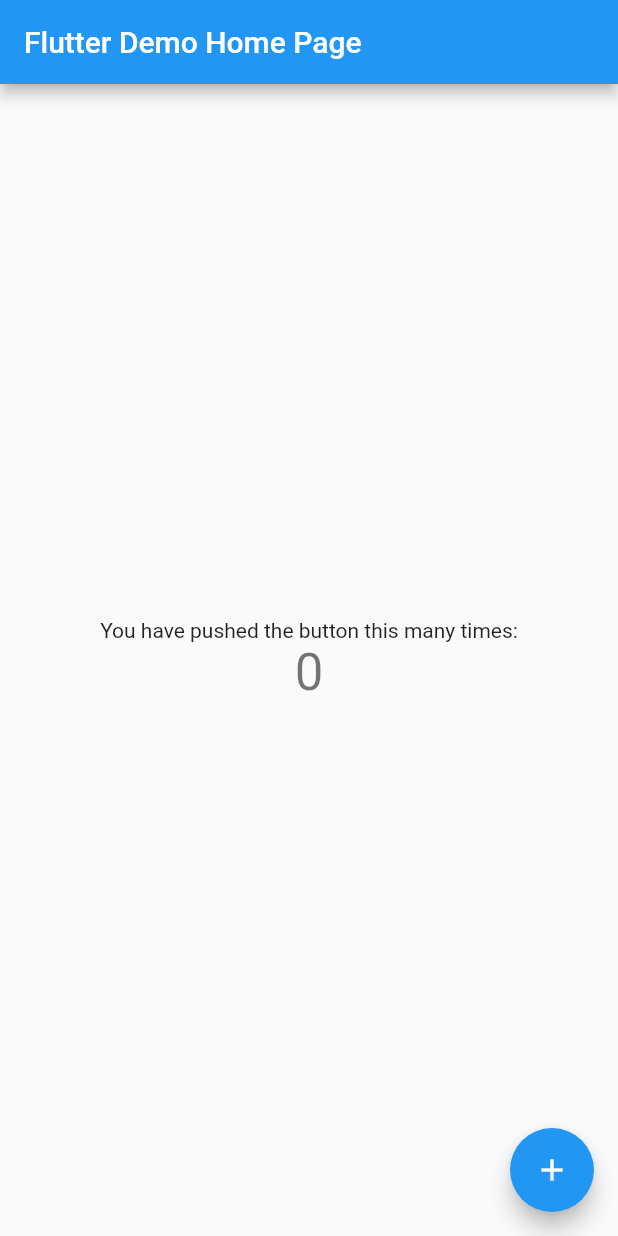
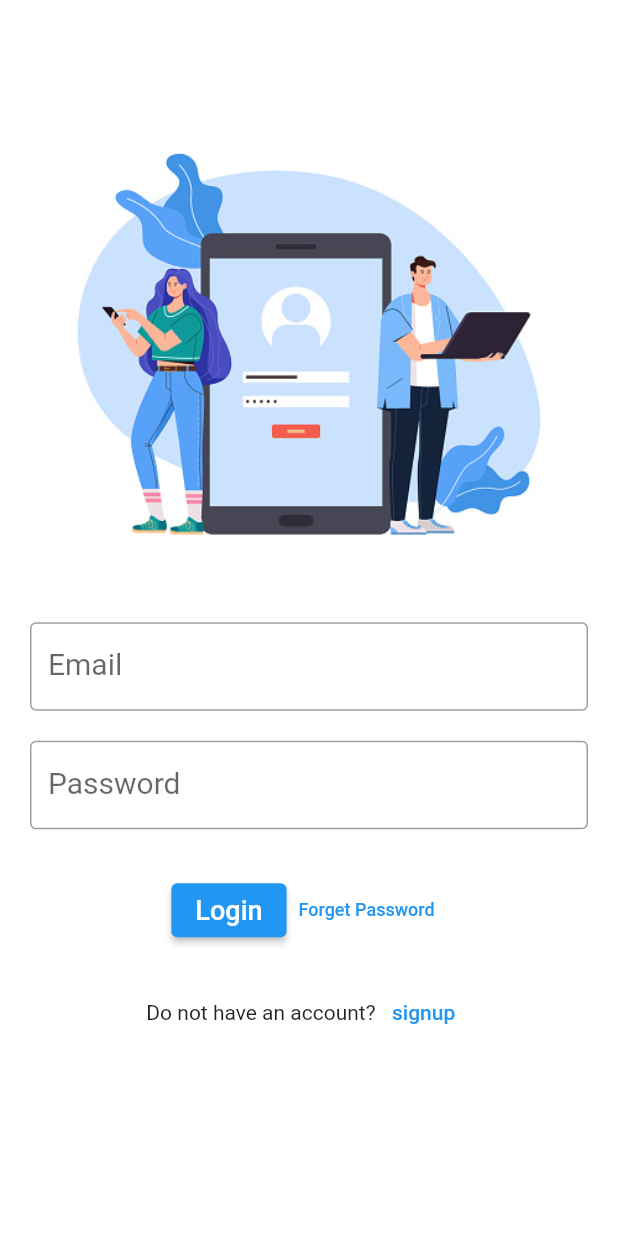
Before and after one commit to narunblog/flutter_firebase_app, a Flutter app: the screen it shows after launch, on a phone screen of 412 x 824 dp. Run offline on Flutter 3.47's test engine with Material 2 defaults, Android fonts, the phone set to English and light mode, and no system bars; our stand-ins replace firebase_auth, firebase_core; accounts and stored records are empty.

Commit message:
8.working on login part2

```diff
--- a/lib/main.dart
+++ b/lib/main.dart
@@ -1,115 +1,75 @@
+import 'package:firebase_core/firebase_core.dart';
 import 'package:flutter/material.dart';
+import 'package:flutter_firebase_app/firebase_options.dart';
+import 'package:flutter_firebase_app/pages/login.dart';
 
-void main() {
+Future<void> main() async {
+  WidgetsFlutterBinding.ensureInitialized();
+  await Firebase.initializeApp(
+    options: DefaultFirebaseOptions.currentPlatform,
+  );
+
   runApp(const MyApp());
 }
 
 class MyApp extends StatelessWidget {
   const MyApp({super.key});
 
-  // This widget is the root of your application.
   @override
   Widget build(BuildContext context) {
     return MaterialApp(
       title: 'Flutter Demo',
       theme: ThemeData(
-        // This is the theme of your application.
-        //
-        // Try running your application with "flutter run". You'll see the
-        // application has a blue toolbar. Then, without quitting the app, try
-        // changing the primarySwatch below to Colors.green and then invoke
-        // "hot reload" (press "r" in the console where you ran "flutter run",
-        // or simply save your changes to "hot reload" in a Flutter IDE).
-        // Notice that the counter didn't reset back to zero; the application
-        // is not restarted.
         primarySwatch: Colors.blue,
       ),
-      home: const MyHomePage(title: 'Flutter Demo Home Page'),
+      home: const LoginPage(),
     );
   }
 }
 
-class MyHomePage extends StatefulWidget {
-  const MyHomePage({super.key, required this.title});
+// class MyHomePage extends StatefulWidget {
+//   const MyHomePage({super.key, required this.title});
 
-  // This widget is the home page of your application. It is stateful, meaning
-  // that it has a State object (defined below) that contains fields that affect
-  // how it looks.
+//   final String title;
 
-  // This class is the configuration for the state. It holds the values (in this
-  // case the title) provided by the parent (in this case the App widget) and
-  // used by the build method of the State. Fields in a Widget subclass are
-  // always marked "final".
+//   @override
+//   State<MyHomePage> createState() => _MyHomePageState();
+// }
 
-  final String title;
+// class _MyHomePageState extends State<MyHomePage> {
+//   int _counter = 0;
 
-  @override
-  State<MyHomePage> createState() => _MyHomePageState();
-}
+//   void _incrementCounter() {
+//     setState(() {
+//       _counter++;
+//     });
+//   }
 
-class _MyHomePageState extends State<MyHomePage> {
-  int _counter = 0;
-
-  void _incrementCounter() {
-    setState(() {
-      // This call to setState tells the Flutter framework that something has
-      // changed in this State, which causes it to rerun the build method below
-      // so that the display can reflect the updated values. If we changed
-      // _counter without calling setState(), then the build method would not be
-      // called again, and so nothing would appear to happen.
-      _counter++;
-    });
-  }
-
-  @override
-  Widget build(BuildContext context) {
-    // This method is rerun every time setState is called, for instance as done
-    // by the _incrementCounter method above.
-    //
-    // The Flutter framework has been optimized to make rerunning build methods
-    // fast, so that you can just rebuild anything that needs updating rather
-    // than having to individually change instances of widgets.
-    return Scaffold(
-      appBar: AppBar(
-        // Here we take the value from the MyHomePage object that was created by
-        // the App.build method, and use it to set our appbar title.
-        title: Text(widget.title),
-      ),
-      body: Center(
-        // Center is a layout widget. It takes a single child and positions it
-        // in the middle of the parent.
-        child: Column(
-          // Column is also a layout widget. It takes a list of children and
-          // arranges them vertically. By default, it sizes itself to fit its
-          // children horizontally, and tries to be as tall as its parent.
-          //
-          // Invoke "debug painting" (press "p" in the console, choose the
-          // "Toggle Debug Paint" action from the Flutter Inspector in Android
-          // Studio, or the "Toggle Debug Paint" command in Visual Studio Code)
-          // to see the wireframe for each widget.
-          //
-          // Column has various properties to control how it sizes itself and
-          // how it positions its children. Here we use mainAxisAlignment to
-          // center the children vertically; the main axis here is the vertical
-          // axis because Columns are vertical (the cross axis would be
-          // horizontal).
-          mainAxisAlignment: MainAxisAlignment.center,
-          children: <Widget>[
-            const Text(
-              'You have pushed the button this many times:',
-            ),
-            Text(
-              '$_counter',
-              style: Theme.of(context).textTheme.headlineMedium,
-            ),
-          ],
-        ),
-      ),
-      floatingActionButton: FloatingActionButton(
-        onPressed: _incrementCounter,
-        tooltip: 'Increment',
-        child: const Icon(Icons.add),
-      ), // This trailing comma makes auto-formatting nicer for build methods.
-    );
-  }
-}
+//   @override
+//   Widget build(BuildContext context) {
+//     return Scaffold(
+//       appBar: AppBar(
+//         title: Text(widget.title),
+//       ),
+//       body: Center(
+//         child: Column(
+//           mainAxisAlignment: MainAxisAlignment.center,
+//           children: <Widget>[
+//             const Text(
+//               'You have pushed the button this many times:',
+//             ),
+//             Text(
+//               '$_counter',
+//               style: Theme.of(context).textTheme.headlineMedium,
+//             ),
+//           ],
+//         ),
+//       ),
+//       floatingActionButton: FloatingActionButton(
+//         onPressed: _incrementCounter,
+//         tooltip: 'Increment',
+//         child: const Icon(Icons.add),
+//       ),
+//     );
+//   }
+// }
--- /dev/null
+++ b/lib/pages/login.dart
@@ -0,0 +1,199 @@
+import 'package:firebase_auth/firebase_auth.dart';
+import 'package:flutter/material.dart';
+import 'package:flutter/src/widgets/framework.dart';
+import 'package:flutter/src/widgets/placeholder.dart';
+import 'package:flutter_firebase_app/pages/forgot_pass.dart';
+import 'package:flutter_firebase_app/pages/signup.dart';
+import 'package:flutter_firebase_app/pages/user_main.dart';
+
+class LoginPage extends StatefulWidget {
+  const LoginPage({super.key});
+
+  @override
+  State<LoginPage> createState() => _LoginPageState();
+}
+
+class _LoginPageState extends State<LoginPage> {
+  final _formKey = GlobalKey<FormState>();
+  String email = '';
+  String password = '';
+
+  TextEditingController emailController = TextEditingController();
+  TextEditingController passwordController = TextEditingController();
+
+  Future<void> userLogin() async {
+    try {
+      await FirebaseAuth.instance
+          .signInWithEmailAndPassword(email: email, password: password);
+      Navigator.pushReplacement(
+          context, MaterialPageRoute(builder: (context) => UserMain()));
+    } on FirebaseAuthException catch (error) {
+      if (error.code == 'user-not-found') {
+        print('No user found for that email');
+        ScaffoldMessenger.of(context).showSnackBar(
+          SnackBar(
+            backgroundColor: Colors.blueGrey,
+            content: Text(
+              'No user found for that email',
+              style: TextStyle(
+                fontSize: 18.0,
+                color: Colors.amber,
+              ),
+            ),
+          ),
+        );
+      } else if (error.code == 'wrong-password') {
+        print('wrong password provided by the user');
+        ScaffoldMessenger.of(context).showSnackBar(
+          SnackBar(
+            backgroundColor: Colors.blueGrey,
+            content: Text(
+              'wrong password provided by the user',
+              style: TextStyle(
+                fontSize: 18.0,
+                color: Colors.amber,
+              ),
+            ),
+          ),
+        );
+      }
+    }
+  }
+
+  @override
+  void dispose() {
+    emailController.dispose();
+    passwordController.dispose();
+    super.dispose();
+  }
+
+  @override
+  Widget build(BuildContext context) {
+    return Scaffold(
+      //appBar: AppBar(),
+      backgroundColor: Colors.white,
+      body: Container(
+        child: Form(
+          key: _formKey,
+          child: Padding(
+            padding: EdgeInsets.symmetric(vertical: 60.0, horizontal: 20.0),
+            child: ListView(
+              children: [
+                Padding(
+                  padding: EdgeInsets.all(8.0),
+                  child: Image.asset('images/login.jpg'),
+                ),
+                Container(
+                  margin: EdgeInsets.symmetric(vertical: 10.0),
+                  child: TextFormField(
+                    decoration: InputDecoration(
+                      labelText: 'Email',
+                      labelStyle: TextStyle(
+                        fontSize: 20,
+                      ),
+                      border: OutlineInputBorder(),
+                      errorStyle: TextStyle(
+                        color: Colors.black26,
+                        fontSize: 15,
+                      ),
+                    ),
+                    controller: emailController,
+                    validator: (value) {
+                      if (value == null || value.isEmpty) {
+                        return 'please Enter email';
+                      } else if (!value.contains('@')) {
+                        return 'Please Enter valid email';
+                      }
+                      return null;
+                    },
+                  ),
+                ),
+                Container(
+                  margin: EdgeInsets.symmetric(vertical: 10.0),
+                  child: TextFormField(
+                    obscureText: true,
+                    decoration: InputDecoration(
+                      labelText: 'Password',
+                      labelStyle: TextStyle(
+                        fontSize: 20,
+                      ),
+                      border: OutlineInputBorder(),
+                      errorStyle: TextStyle(
+                        color: Colors.black26,
+                        fontSize: 15,
+                      ),
+                    ),
+                    controller: passwordController,
+                    validator: (value) {
+                      if (value == null || value.isEmpty) {
+                        return 'please Enter password';
+                      }
+                      return null;
+                    },
+                  ),
+                ),
+                Container(
+                  margin: EdgeInsets.symmetric(vertical: 20.0),
+                  child: Row(
+                    mainAxisAlignment: MainAxisAlignment.center,
+                    children: [
+                      ElevatedButton(
+                        onPressed: () {
+                          if (_formKey.currentState!.validate()) {
+                            setState(() {
+                              email = emailController.text;
+                              password = passwordController.text;
+                            });
+                            userLogin();
+                          }
+                        },
+                        child: Text(
+                          'Login',
+                          style: TextStyle(
+                            fontSize: 18.0,
+                          ),
+                        ),
+                      ),
+                      TextButton(
+                        onPressed: () {
+                          Navigator.push(
+                            context,
+                            MaterialPageRoute(
+                                builder: (context) => ForgotPass()),
+                          );
+                        },
+                        child: Text(
+                          'Forget Password',
+                          style: TextStyle(fontSize: 12.0),
+                        ),
+                      )
+                    ],
+                  ),
+                ),
+                Container(
+                  child: Row(
+                    mainAxisAlignment: MainAxisAlignment.center,
+                    children: [
+                      Text('Do not have an account?'),
+                      TextButton(
+                        onPressed: () {
+                          Navigator.push(
+                            context,
+                            MaterialPageRoute(
+                              builder: (context) => Signup(),
+                            ),
+                          );
+                        },
+                        child: Text('signup'),
+                      )
+                    ],
+                  ),
+                )
+              ],
+            ),
+          ),
+        ),
+      ),
+    );
+  }
+}
--- /dev/null
+++ b/lib/pages/signup.dart
@@ -0,0 +1,21 @@
+import 'package:flutter/material.dart';
+import 'package:flutter/src/widgets/framework.dart';
+import 'package:flutter/src/widgets/placeholder.dart';
+
+class Signup extends StatefulWidget {
+  const Signup({super.key});
+
+  @override
+  State<Signup> createState() => _SignupState();
+}
+
+class _SignupState extends State<Signup> {
+  @override
+  Widget build(BuildContext context) {
+    return Scaffold(
+      appBar: AppBar(
+        title: Text('signup'),
+      ),
+    );
+  }
+}
--- a/pubspec.yaml
+++ b/pubspec.yaml
@@ -35,6 +35,8 @@ dependencies:
   # The following adds the Cupertino Icons font to your application.
   # Use with the CupertinoIcons class for iOS style icons.
   cupertino_icons: ^1.0.2
+  firebase_core: ^2.6.1
+  firebase_auth: ^4.2.8
 
 dev_dependencies:
   flutter_test:
@@ -63,6 +65,9 @@ flutter:
   #   - images/a_dot_burr.jpeg
   #   - images/a_dot_ham.jpeg
 
+  assets:
+    - images/
+
   # An image asset can refer to one or more resolution-specific "variants", see
   # https://flutter.dev/assets-and-images/#resolution-aware
 
```
Also changed, not shown: lib/pages/forgot_pass.dart (added, +21 -0 lines), lib/pages/user_main.dart (added, +16 -0 lines), images/change.jpg (added), images/dashboard.png (added), images/forget.jpg (added), images/login.jpg (added), images/profile.png (added), images/signup.png (added), lib/firebase_options.dart (added), pubspec.lock, 10 other files.
